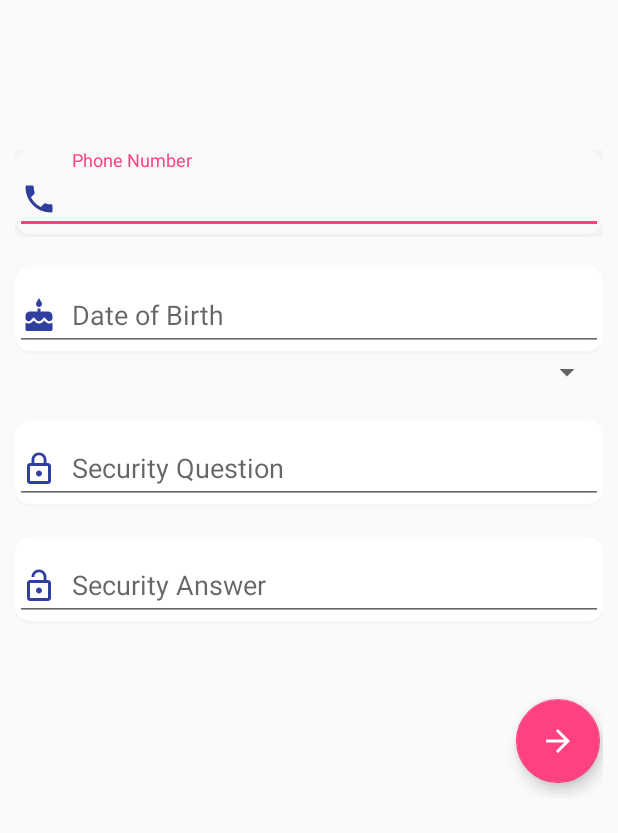
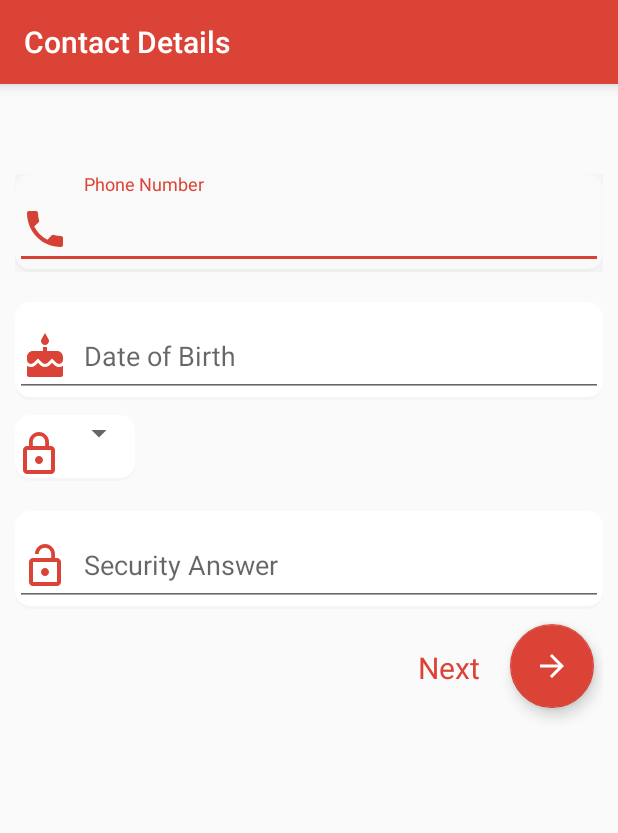
Before and after one commit to bibekkhatakho/Project-GA, an Android app: the ContactDetailsActivity screen opened directly, with no data from a screen before it, on a phone screen of 412 x 824 dp. Shown: the top 833 px of the screen. Run offline under Robolectric (Android 15) with nearby library versions, the light colour scheme and no system bars; our stand-ins replace ButterKnife; plain views replace LabelledSpinner.

Commit message:
GUI theme and color and minor fixes

```diff
--- a/app/build.gradle
+++ b/app/build.gradle
@@ -24,13 +24,14 @@ dependencies {
     androidTestCompile('com.android.support.test.espresso:espresso-core:2.2.2', {
         exclude group: 'com.android.support', module: 'support-annotations'
     })
-    apply plugin: 'com.google.gms.google-services'
+
     compile 'com.android.support:appcompat-v7:26.+'
     compile 'com.android.support:design:26.+'
     compile 'com.android.support:support-v4:26.+'
     compile 'com.android.support.constraint:constraint-layout:1.0.2'
     compile 'com.google.firebase:firebase-auth:10.2.4'
     compile 'com.google.firebase:firebase-database:10.2.4'
+    compile 'com.google.android.gms:play-services-auth:10.2.4'
     compile 'com.satsuware.lib:usefulviews:2.3.6'
     compile 'com.mikhaellopez:circularimageview:3.0.2'
     compile 'com.jakewharton:butterknife:8.5.1'
@@ -40,3 +41,5 @@ dependencies {
     testCompile 'junit:junit:4.12'
     annotationProcessor 'com.jakewharton:butterknife-compiler:8.5.1'
 }
+
+apply plugin: 'com.google.gms.google-services'
--- a/app/src/main/res/drawable/ic_cake_black_24dp.xml
+++ b/app/src/main/res/drawable/ic_cake_black_24dp.xml
@@ -1,9 +1,9 @@
 <vector xmlns:android="http://schemas.android.com/apk/res/android"
-        android:width="24dp"
-        android:height="24dp"
+        android:width="32dp"
+        android:height="32dp"
         android:viewportWidth="24.0"
         android:viewportHeight="24.0">
     <path
-        android:fillColor="#FF000000"
+        android:fillColor="#DA4336"
         android:pathData="M12,6c1.11,0 2,-0.9 2,-2 0,-0.38 -0.1,-0.73 -0.29,-1.03L12,0l-1.71,2.97c-0.19,0.3 -0.29,0.65 -0.29,1.03 0,1.1 0.9,2 2,2zM16.6,15.99l-1.07,-1.07 -1.08,1.07c-1.3,1.3 -3.58,1.31 -4.89,0l-1.07,-1.07 -1.09,1.07C6.75,16.64 5.88,17 4.96,17c-0.73,0 -1.4,-0.23 -1.96,-0.61L3,21c0,0.55 0.45,1 1,1h16c0.55,0 1,-0.45 1,-1v-4.61c-0.56,0.38 -1.23,0.61 -1.96,0.61 -0.92,0 -1.79,-0.36 -2.44,-1.01zM18,9h-5L13,7h-2v2L6,9c-1.66,0 -3,1.34 -3,3v1.54c0,1.08 0.88,1.96 1.96,1.96 0.52,0 1.02,-0.2 1.38,-0.57l2.14,-2.13 2.13,2.13c0.74,0.74 2.03,0.74 2.77,0l2.14,-2.13 2.13,2.13c0.37,0.37 0.86,0.57 1.38,0.57 1.08,0 1.96,-0.88 1.96,-1.96L20.99,12C21,10.34 19.66,9 18,9z"/>
 </vector>
--- a/app/src/main/res/drawable/ic_email_black_24dp.xml
+++ b/app/src/main/res/drawable/ic_email_black_24dp.xml
@@ -1,9 +1,9 @@
 <vector xmlns:android="http://schemas.android.com/apk/res/android"
-        android:width="24dp"
-        android:height="24dp"
+        android:width="32dp"
+        android:height="32dp"
         android:viewportWidth="24.0"
         android:viewportHeight="24.0">
     <path
-        android:fillColor="#FF000000"
+        android:fillColor="#DA4336"
         android:pathData="M20,4L4,4c-1.1,0 -1.99,0.9 -1.99,2L2,18c0,1.1 0.9,2 2,2h16c1.1,0 2,-0.9 2,-2L22,6c0,-1.1 -0.9,-2 -2,-2zM20,8l-8,5 -8,-5L4,6l8,5 8,-5v2z"/>
 </vector>
--- a/app/src/main/res/drawable/ic_lock_open_black_24dp.xml
+++ b/app/src/main/res/drawable/ic_lock_open_black_24dp.xml
@@ -1,9 +1,9 @@
 <vector xmlns:android="http://schemas.android.com/apk/res/android"
-        android:width="24dp"
-        android:height="24dp"
+        android:width="32dp"
+        android:height="32dp"
         android:viewportWidth="24.0"
         android:viewportHeight="24.0">
     <path
-        android:fillColor="#FF000000"
+        android:fillColor="#DA4336"
         android:pathData="M12,17c1.1,0 2,-0.9 2,-2s-0.9,-2 -2,-2 -2,0.9 -2,2 0.9,2 2,2zM18,8h-1L17,6c0,-2.76 -2.24,-5 -5,-5S7,3.24 7,6h1.9c0,-1.71 1.39,-3.1 3.1,-3.1 1.71,0 3.1,1.39 3.1,3.1v2L6,8c-1.1,0 -2,0.9 -2,2v10c0,1.1 0.9,2 2,2h12c1.1,0 2,-0.9 2,-2L20,10c0,-1.1 -0.9,-2 -2,-2zM18,20L6,20L6,10h12v10z"/>
 </vector>
--- a/app/src/main/res/drawable/ic_lock_outline_black_24dp.xml
+++ b/app/src/main/res/drawable/ic_lock_outline_black_24dp.xml
@@ -1,9 +1,9 @@
 <vector xmlns:android="http://schemas.android.com/apk/res/android"
-        android:width="24dp"
-        android:height="24dp"
+        android:width="32dp"
+        android:height="32dp"
         android:viewportWidth="24.0"
         android:viewportHeight="24.0">
     <path
-        android:fillColor="#FF000000"
+        android:fillColor="#DA4336"
         android:pathData="M12,17c1.1,0 2,-0.9 2,-2s-0.9,-2 -2,-2 -2,0.9 -2,2 0.9,2 2,2zM18,8h-1L17,6c0,-2.76 -2.24,-5 -5,-5S7,3.24 7,6v2L6,8c-1.1,0 -2,0.9 -2,2v10c0,1.1 0.9,2 2,2h12c1.1,0 2,-0.9 2,-2L20,10c0,-1.1 -0.9,-2 -2,-2zM8.9,6c0,-1.71 1.39,-3.1 3.1,-3.1s3.1,1.39 3.1,3.1v2L8.9,8L8.9,6zM18,20L6,20L6,10h12v10z"/>
 </vector>
--- a/app/src/main/res/drawable/ic_person_add_black_24dp.xml
+++ b/app/src/main/res/drawable/ic_person_add_black_24dp.xml
@@ -1,9 +1,9 @@
 <vector xmlns:android="http://schemas.android.com/apk/res/android"
-        android:width="24dp"
-        android:height="24dp"
+        android:width="48dp"
+        android:height="48dp"
         android:viewportWidth="24.0"
         android:viewportHeight="24.0">
     <path
-        android:fillColor="#FF000000"
+        android:fillColor="#DA4336"
         android:pathData="M15,12c2.21,0 4,-1.79 4,-4s-1.79,-4 -4,-4 -4,1.79 -4,4 1.79,4 4,4zM6,10L6,7L4,7v3L1,10v2h3v3h2v-3h3v-2L6,10zM15,14c-2.67,0 -8,1.34 -8,4v2h16v-2c0,-2.66 -5.33,-4 -8,-4z"/>
 </vector>
--- a/app/src/main/res/drawable/ic_phone_black_24dp.xml
+++ b/app/src/main/res/drawable/ic_phone_black_24dp.xml
@@ -1,9 +1,9 @@
 <vector xmlns:android="http://schemas.android.com/apk/res/android"
-        android:width="24dp"
-        android:height="24dp"
+        android:width="32dp"
+        android:height="32dp"
         android:viewportWidth="24.0"
         android:viewportHeight="24.0">
     <path
-        android:fillColor="#FF000000"
+        android:fillColor="#DA4336"
         android:pathData="M6.62,10.79c1.44,2.83 3.76,5.14 6.59,6.59l2.2,-2.2c0.27,-0.27 0.67,-0.36 1.02,-0.24 1.12,0.37 2.33,0.57 3.57,0.57 0.55,0 1,0.45 1,1V20c0,0.55 -0.45,1 -1,1 -9.39,0 -17,-7.61 -17,-17 0,-0.55 0.45,-1 1,-1h3.5c0.55,0 1,0.45 1,1 0,1.25 0.2,2.45 0.57,3.57 0.11,0.35 0.03,0.74 -0.25,1.02l-2.2,2.2z"/>
 </vector>
--- a/app/src/main/res/drawable/ic_refresh_black_24dp.xml
+++ b/app/src/main/res/drawable/ic_refresh_black_24dp.xml
@@ -1,9 +1,9 @@
 <vector xmlns:android="http://schemas.android.com/apk/res/android"
-        android:width="24dp"
-        android:height="24dp"
+        android:width="32dp"
+        android:height="32dp"
         android:viewportWidth="24.0"
         android:viewportHeight="24.0">
     <path
-        android:fillColor="#FF000000"
+        android:fillColor="#DA4336"
         android:pathData="M17.65,6.35C16.2,4.9 14.21,4 12,4c-4.42,0 -7.99,3.58 -7.99,8s3.57,8 7.99,8c3.73,0 6.84,-2.55 7.73,-6h-2.08c-0.82,2.33 -3.04,4 -5.65,4 -3.31,0 -6,-2.69 -6,-6s2.69,-6 6,-6c1.66,0 3.14,0.69 4.22,1.78L13,11h7V4l-2.35,2.35z"/>
 </vector>
--- a/app/src/main/res/layout/activity_contact_details.xml
+++ b/app/src/main/res/layout/activity_contact_details.xml
@@ -1,12 +1,30 @@
 <?xml version="1.0" encoding="utf-8"?>
-<ScrollView xmlns:android="http://schemas.android.com/apk/res/android"
+<RelativeLayout xmlns:android="http://schemas.android.com/apk/res/android"
     xmlns:app="http://schemas.android.com/apk/res-auto"
     xmlns:ls="http://schemas.android.com/tools"
     xmlns:tools="http://schemas.android.com/tools"
     android:id="@+id/activity_main"
     android:layout_width="match_parent"
     android:layout_height="match_parent"
-    android:orientation="vertical">
+    android:orientation="vertical"
+    app:layout_behavior="@string/appbar_scrolling_view_behavior">
+
+    <android.support.v7.widget.Toolbar
+        android:id="@+id/toolbar"
+        android:layout_width="match_parent"
+        android:layout_height="?attr/actionBarSize"
+        android:background="@color/colorPrimary"
+        android:elevation="6dp"
+        android:minHeight="?attr/actionBarSize"
+        android:theme="@style/ThemeOverlay.AppCompat.Dark.ActionBar"
+        app:popupTheme="@style/ThemeOverlay.AppCompat.Light"
+        app:title="@string/contactDetails"
+        app:titleTextColor="@android:color/white" />
+
+    <ScrollView
+        android:layout_width="match_parent"
+        android:layout_height="match_parent"
+        android:layout_below="@+id/toolbar">
 
         <LinearLayout
             android:layout_width="match_parent"
@@ -14,7 +32,7 @@
             android:orientation="vertical"
             android:paddingLeft="10dp"
             android:paddingRight="10dp"
-        android:paddingTop="80dp">
+            android:paddingTop="40dp">
 
             <android.support.design.widget.TextInputLayout
                 android:id="@+id/phoneNumberTextInputLayout"
@@ -29,7 +47,6 @@
                     android:layout_height="wrap_content"
                     android:drawablePadding="10dp"
                     android:drawableStart="@drawable/ic_phone_black_24dp"
-                android:drawableTint="@color/colorPrimaryDark"
                     android:hint="@string/contactNumber"
                     android:inputType="number"
                     android:maxLength="10"
@@ -50,12 +67,27 @@
                     android:layout_height="wrap_content"
                     android:drawablePadding="10dp"
                     android:drawableStart="@drawable/ic_cake_black_24dp"
-                android:drawableTint="@color/colorPrimaryDark"
                     android:hint="@string/dateOfBirth"
                     android:inputType="date"
                     tools:ignore="MissingPrefix,UnusedAttribute" />
 
             </android.support.design.widget.TextInputLayout>
+
+            <LinearLayout
+                android:layout_width="wrap_content"
+                android:layout_height="wrap_content"
+                android:orientation="horizontal"
+                android:layout_marginTop="10dp"
+                style="@style/textfieldbox">
+
+                <ImageView
+                    android:id="@+id/securityQuestionIcon"
+                    android:layout_width="wrap_content"
+                    android:layout_height="wrap_content"
+                    android:contentDescription="@string/securityQuestion"
+                    android:src="@drawable/ic_lock_outline_black_24dp"
+                    android:layout_gravity="center"
+                    android:paddingTop="10dp"/>
 
             <com.satsuware.usefulviews.LabelledSpinner
                 android:id="@+id/genderSpinner"
@@ -64,26 +96,7 @@
                 app:spinnerEntries="@array/securityQuestionsArray"
                 ls:labelText="@string/securityQuestion" />
 
-
-        <android.support.design.widget.TextInputLayout
-            android:id="@+id/securityQuestionTextInputLayout"
-            style="@style/textfieldbox"
-            android:layout_width="match_parent"
-            android:layout_height="wrap_content"
-            android:layout_marginTop="20dp">
-
-            <android.support.design.widget.TextInputEditText
-                android:id="@+id/securityQuestionTextInputEditText"
-                android:layout_width="match_parent"
-                android:layout_height="wrap_content"
-                android:drawablePadding="10dp"
-                android:drawableStart="@drawable/ic_lock_outline_black_24dp"
-                android:drawableTint="@color/colorPrimaryDark"
-                android:hint="@string/securityQuestion"
-                android:inputType="textEmailAddress"
-                tools:ignore="MissingPrefix,UnusedAttribute" />
-
-        </android.support.design.widget.TextInputLayout>
+            </LinearLayout>
 
             <android.support.design.widget.TextInputLayout
                 android:id="@+id/securityAnswerTextInputLayout"
@@ -98,23 +111,36 @@
                     android:layout_height="wrap_content"
                     android:drawablePadding="10dp"
                     android:drawableStart="@drawable/ic_lock_open_black_24dp"
-                android:drawableTint="@color/colorPrimaryDark"
                     android:hint="@string/securityAnswer"
                     android:inputType="textPassword"
                     tools:ignore="MissingPrefix,UnusedAttribute" />
 
             </android.support.design.widget.TextInputLayout>
 
+            <LinearLayout
+                android:layout_width="wrap_content"
+                android:layout_height="wrap_content"
+                android:layout_gravity="bottom|end"
+                android:orientation="horizontal">
+
+                <TextView
+                    style="@style/text_fab"
+                    android:layout_width="wrap_content"
+                    android:layout_height="wrap_content"
+                    android:text="@string/nextFab" />
+
                 <android.support.design.widget.FloatingActionButton
                     android:id="@+id/nextButtonContact"
                     android:layout_width="wrap_content"
                     android:layout_height="wrap_content"
                     android:layout_gravity="bottom|end"
-               android:layout_marginTop="50dp"
-               android:layout_marginEnd="2dp"
-               android:layout_marginBottom="10dp"
+                    android:layout_marginBottom="12dp"
+                    android:layout_marginEnd="6dp"
+                    android:layout_marginTop="10dp"
+                    android:src="@drawable/ic_arrow_forward_black_24dp"
                     android:translationZ="12dp"
-               android:src="@drawable/ic_arrow_forward_black_24dp"
-               app:fabSize="normal"/>
+                    app:fabSize="normal" />
+            </LinearLayout>
         </LinearLayout>
     </ScrollView>
+</RelativeLayout>
--- a/app/src/main/res/layout/activity_main.xml
+++ b/app/src/main/res/layout/activity_main.xml
@@ -10,15 +10,15 @@
         android:id="@+id/editText"
         android:layout_width="0dp"
         android:layout_height="wrap_content"
+        android:layout_marginLeft="16dp"
+        android:layout_marginRight="16dp"
         android:layout_marginTop="16dp"
         android:ems="10"
         android:hint="@string/edit_test"
         android:inputType="textPersonName"
         app:layout_constraintLeft_toLeftOf="parent"
-        app:layout_constraintTop_toTopOf="parent"
-        android:layout_marginLeft="16dp"
         app:layout_constraintRight_toLeftOf="@+id/button2"
-        android:layout_marginRight="16dp" />
+        app:layout_constraintTop_toTopOf="parent" />
 
     <Button
         android:id="@+id/button2"
--- a/app/src/main/res/values/colors.xml
+++ b/app/src/main/res/values/colors.xml
@@ -1,8 +1,8 @@
 <?xml version="1.0" encoding="utf-8"?>
 <resources>
-    <color name="colorPrimary">#3F51B5</color>
-    <color name="colorPrimaryDark">#303F9F</color>
-    <color name="colorAccent">#FF4081</color>
+    <color name="colorPrimary">#DA4336</color>
+    <color name="colorPrimaryDark">#B93221</color>
+    <color name="colorAccent">#DA4336</color>
     <color name="loginbackground">#ffffff</color>
     <color name="grey">#D3D3D3</color>
     <color name="green">#008000</color>
--- a/app/src/main/res/values/strings.xml
+++ b/app/src/main/res/values/strings.xml
@@ -41,6 +41,9 @@
 
     //Sign Up - Final Screen
     <string name="addGuardian"> Add Guardian </string>
+    <string name="continueFab">Continue</string>
+    <string name="nextFab">Next</string>
+
     <string name="addGuardianInfo"> People who suffer and wish to protect their loved ones suffering from Alzheimer\'s are Guardian Users\. Guardian Users may either be one among the family members or friends\. They can use this app to track the vicinity of the patient and also to message them\, in case the patient is lost\. </string>
 
 </resources>
--- a/app/src/main/res/values/styles.xml
+++ b/app/src/main/res/values/styles.xml
@@ -47,4 +47,14 @@
     <item name="android:paddingTop">5dp</item>
     <item name="android:paddingBottom">5dp</item>
     </style>
+
+    <style name="text_fab">
+        <item name="android:textSize">20sp</item>
+        <item name="android:textColor">@color/colorAccent</item>
+        <item name="android:layout_margin">10dp</item>
+        <item name="android:paddingStart">30dp</item>
+        <item name="android:paddingEnd">10dp</item>
+        <item name="android:paddingTop">15dp</item>
+    </style>
+
 </resources>
```
Also changed, not shown: app/src/main/res/layout/activity_add_guardian.xml (+47 -13 lines), app/src/main/res/layout/activity_sign_in.xml (+27 -38 lines), app/src/main/res/layout/activity_sign_up.xml (+53 -25 lines), app/src/main/res/layout/activity_splash.xml (+15 -16 lines), app/src/main/res/layout/activity_splash_screen.xml (+20 -21 lines). Lines whose indentation alone changed are shown as unchanged.
